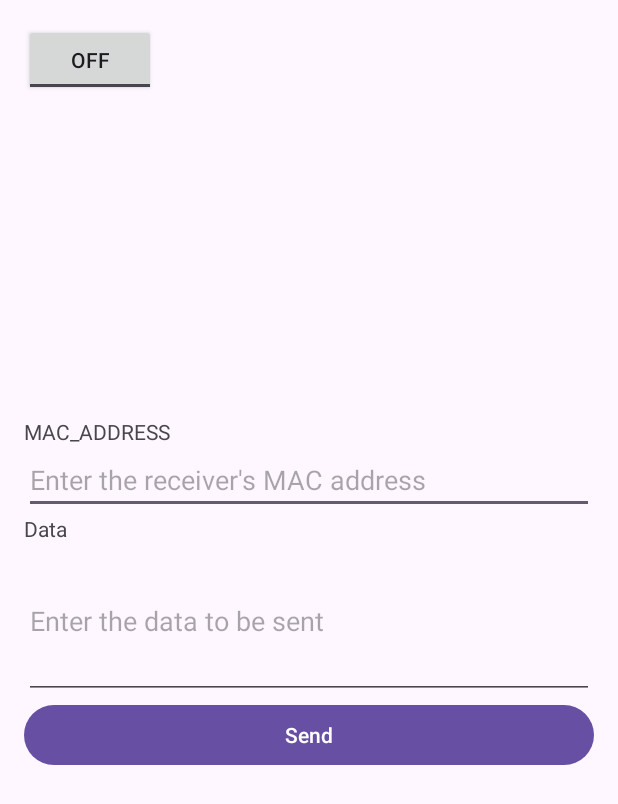
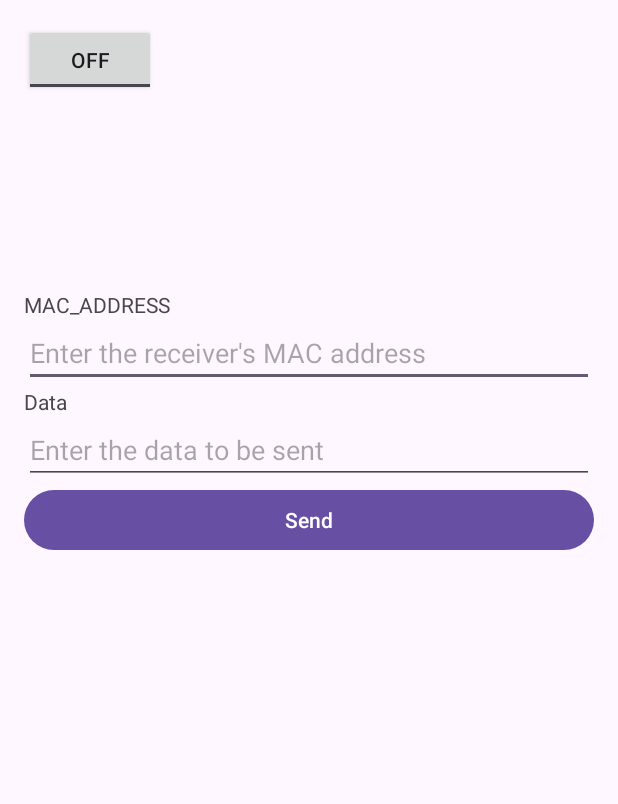
Before and after one commit to NikolajRFA/Android-ESP-Now, an Android app: the screen it shows after launch (MainActivity), on a phone screen of 412 x 824 dp. Shown: the top 804 px of the screen. Run offline under Robolectric (Android 15) with nearby library versions, the phone set to English and light mode, and no system bars; libraries missing offline, so code that uses them is left out: com.hoho.android.

Commit message:
Moved port initialization inside listener scopes. This means we're re-initializing the port everytime the buttons are clicked. Doesn't seem optimal. There should be a way to listener for newly connected USB devices before attempting to initialize the port.
Redid the design/layout of the elements - to position them a bit closer to the top of the screen (so the keyboard doesn't overlap the send button)

```diff
--- a/android/app/src/main/java/com/example/android/MainActivity.java
+++ b/android/app/src/main/java/com/example/android/MainActivity.java
@@ -38,11 +38,10 @@ public class MainActivity extends AppCompatActivity {
 
         final int WRITE_WAIT_MILLIS = 2000;
 
-        // Initialize usb port
-        UsbSerialPort port = getUsbSerialPort();
-
         // Set an OnClickedListener
         sendButton.setOnClickListener(v -> {
+            // Initialize usb port
+            UsbSerialPort port = getUsbSerialPort();
             if (port == null) return;
             String data = "%s:%s";
             String output = String.format(data, macAddressField.getText(), dataField.getText());
@@ -58,7 +57,8 @@ public class MainActivity extends AppCompatActivity {
 
         // Set an OnCheckedChangeListener
         myToggle.setOnCheckedChangeListener((buttonView, isChecked) -> {
-            // Find all available drivers from attached devices.
+            // Initialize usb port
+            UsbSerialPort port = getUsbSerialPort();
             if (port == null) return;
             try {
                 if (isChecked) {
--- a/android/app/src/main/res/layout/activity_main.xml
+++ b/android/app/src/main/res/layout/activity_main.xml
@@ -20,12 +20,11 @@
 
     <LinearLayout
         android:layout_width="match_parent"
-        android:layout_height="300dp"
+        android:layout_height="270dp"
+        android:layout_marginTop="177dp"
         android:orientation="vertical"
         android:padding="16dp"
-        app:layout_constraintBottom_toBottomOf="parent"
         app:layout_constraintTop_toTopOf="parent"
-        app:layout_constraintVertical_bias="0.5"
         tools:layout_editor_absoluteX="0dp">
 
         <TextView
@@ -49,7 +48,7 @@
         <EditText
             android:id="@+id/dataInput"
             android:layout_width="match_parent"
-            android:layout_height="104dp"
+            android:layout_height="wrap_content"
             android:autofillHints=""
             android:hint="@string/enter_the_data_to_be_sent"
             android:inputType="text" />
```
